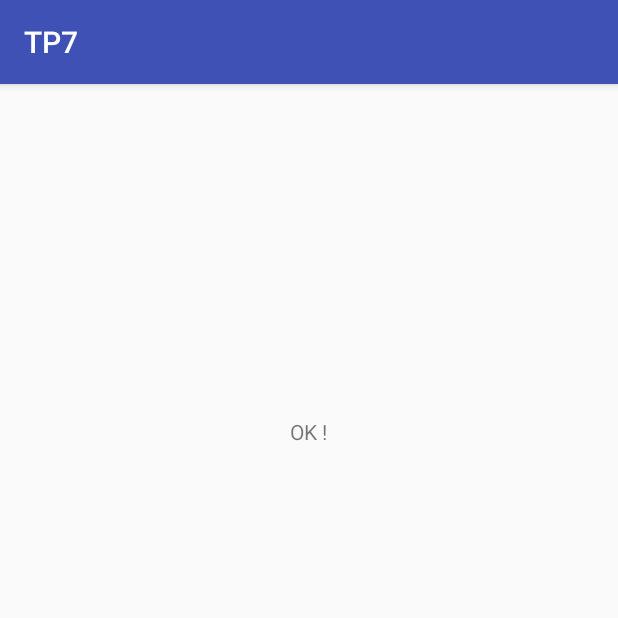
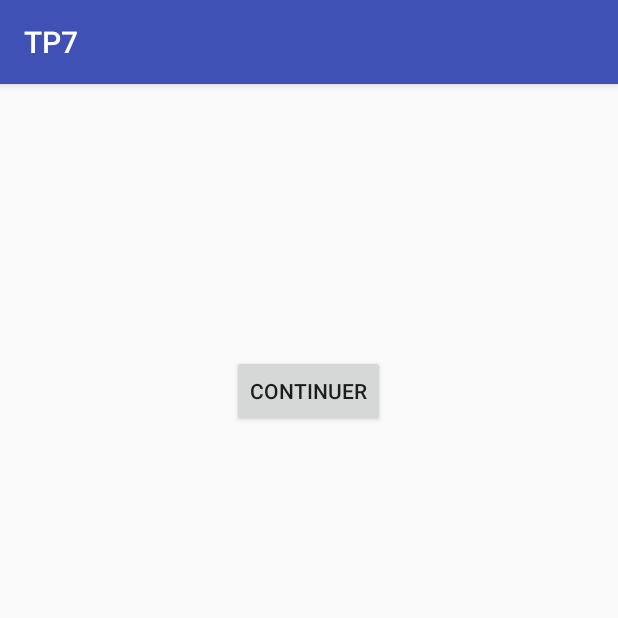
Before and after one commit to lenteurman/TP7, an Android app: the Activity2 screen opened directly, with no data from a screen before it, on a phone screen of 412 x 824 dp, the top half of it. Run offline under Robolectric (Android 15) with nearby library versions, the phone set to English and light mode, and no system bars.

Commit message:
3eme Activité

```diff
--- a/app/src/main/AndroidManifest.xml
+++ b/app/src/main/AndroidManifest.xml
@@ -16,7 +16,8 @@
                 <category android:name="android.intent.category.LAUNCHER" />
             </intent-filter>
         </activity>
-        <activity android:name=".Activity2"></activity>
+        <activity android:name=".Activity2" />
+        <activity android:name=".Activity3"></activity>
     </application>
 
 </manifest>
--- a/app/src/main/java/com/example/admin/tp7/Activity2.java
+++ b/app/src/main/java/com/example/admin/tp7/Activity2.java
@@ -1,7 +1,13 @@
 package com.example.admin.tp7;
 
+import android.content.Intent;
+import android.support.v4.widget.TextViewCompat;
 import android.support.v7.app.AppCompatActivity;
 import android.os.Bundle;
+import android.util.Log;
+import android.view.View;
+import android.widget.Button;
+import android.widget.TextView;
 
 public class Activity2 extends AppCompatActivity {
 
@@ -9,5 +15,21 @@ public class Activity2 extends AppCompatActivity {
     protected void onCreate(Bundle savedInstanceState) {
         super.onCreate(savedInstanceState);
         setContentView(R.layout.activity_2);
+
+        Intent intent = getIntent();
+        String texte = intent.getStringExtra("param");
+        TextView editText =((TextView) findViewById(R.id.textView2));
+        editText.setText(texte);
+
+        Button boutonC = (Button) findViewById(R.id.button3);
+        boutonC.setOnClickListener(new View.OnClickListener() {
+            @Override
+            public void onClick(View view) {
+                Log.d("BOUTON","Celui de la page 2");
+                Intent intent = new Intent(Activity2.this,Activity3.class);
+                intent.putExtra("param2", "Je suis du bouton de la page 2");
+                startActivity(intent);
+            }
+        });
     }
 }
--- a/app/src/main/res/layout/activity_2.xml
+++ b/app/src/main/res/layout/activity_2.xml
@@ -13,7 +13,16 @@
         android:text="@string/ok"
         tools:layout_editor_absoluteX="154dp"
         tools:layout_editor_absoluteY="226dp"
+        android:layout_marginTop="25dp"
         android:layout_alignParentTop="true"
+        android:layout_centerHorizontal="true" />
+
+    <Button
+        android:id="@+id/button3"
+        android:layout_width="wrap_content"
+        android:layout_height="wrap_content"
+        android:layout_below="@+id/textView2"
         android:layout_centerHorizontal="true"
-        android:layout_marginTop="222dp" />
+        android:layout_marginTop="136dp"
+        android:text="@string/continuer" />
 </RelativeLayout>
--- a/app/src/main/res/values/strings.xml
+++ b/app/src/main/res/values/strings.xml
@@ -1,7 +1,9 @@
 <resources>
     <string name="app_name">TP7</string>
-    <string name="ok">OK !</string>
+    <string name="ok">wdrdyuwèlxèsk</string>
     <string name="tchitchi">Tchitchi</string>
     <string name="la_mort">La Mort</string>
     <string name="la_mort_ou_tchitchi">La Mort ou Tchitchi ?</string>
+    <string name="continuer">Continuer</string>
+    <string name="ok2">wrejyllyyumu</string>
 </resources>
```
Also changed, not shown: app/src/main/java/com/example/admin/tp7/Activity3.java (added, +22 -0 lines), app/src/main/res/layout/activity_3.xml (added, +16 -0 lines).
